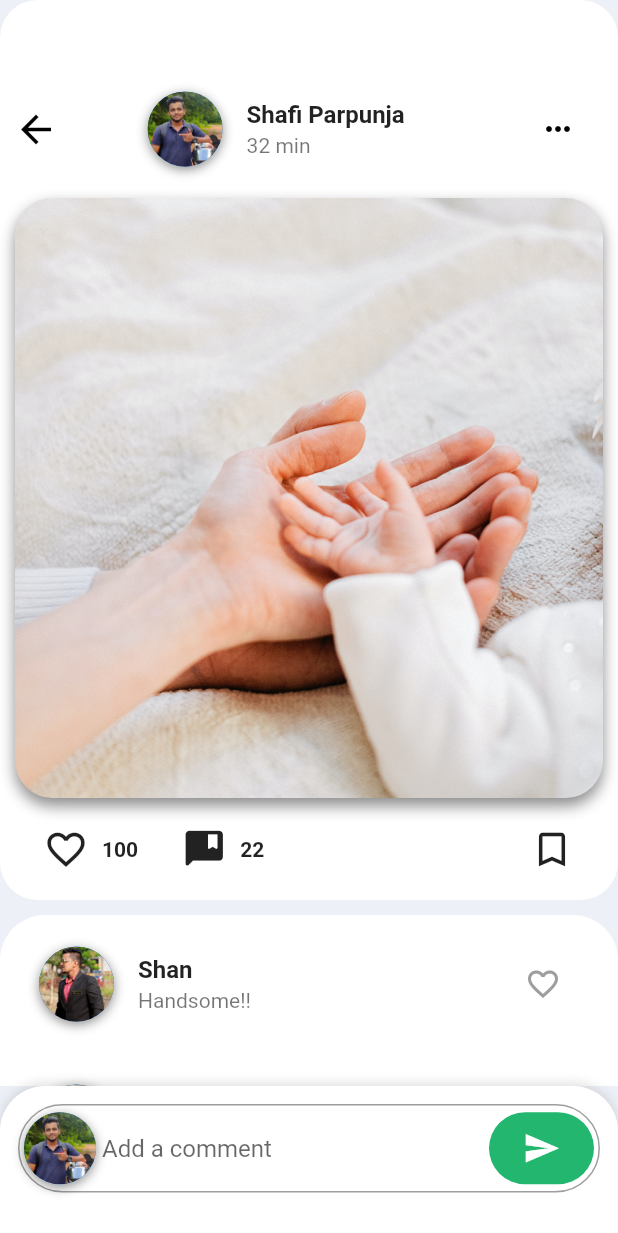
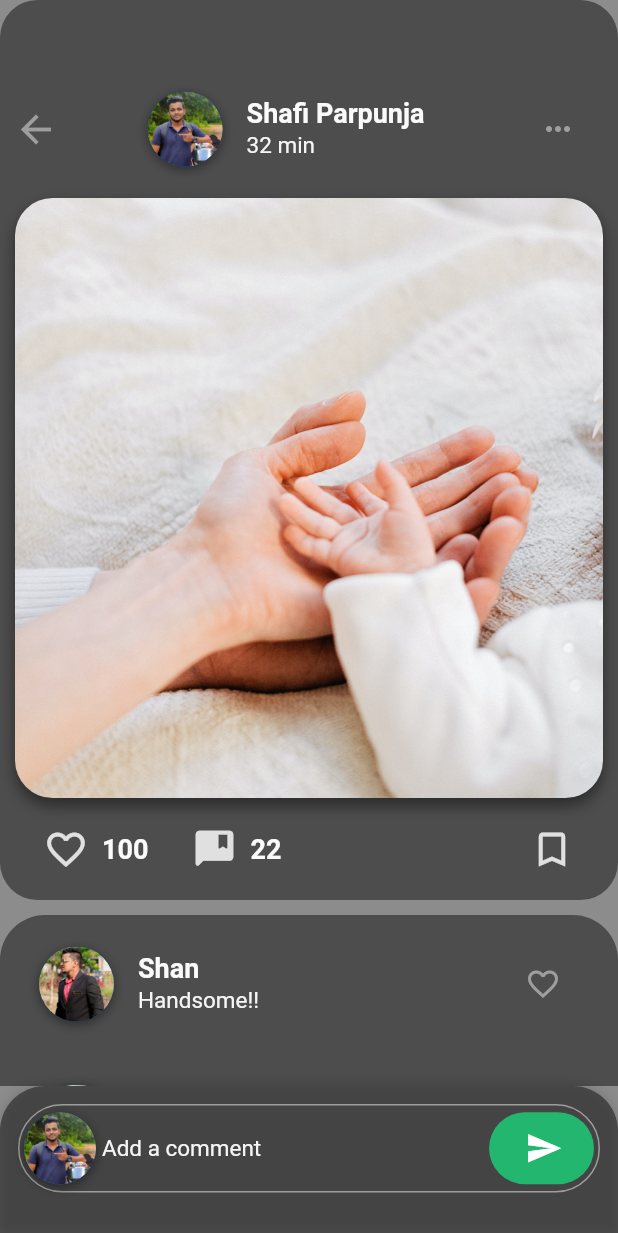
Before and after one commit to shafi3112/shafi_insta, a Flutter app: the screen it shows after launch, after a tap on the "comment bank" icon, on a phone screen of 412 x 824 dp. Shown: the top 1233 px of the screen. Run offline on Flutter 3.47's test engine with Material 2 defaults, Android fonts, the phone set to English and light mode, and no system bars; our stand-ins replace shared_preferences.

Commit message:
Provider code for themechange

```diff
--- a/lib/main.dart
+++ b/lib/main.dart
@@ -1,13 +1,23 @@
 import 'package:flutter/material.dart';
+import 'package:instagram_basic_feed/providercodes/themecolrs.dart';
 import 'package:instagram_basic_feed/screen/feedscreen.dart' ;
+import 'package:provider/provider.dart';
 void main() => runApp(MyApp());
 
 class MyApp extends StatelessWidget {
   @override
   Widget build(BuildContext context) {
-    return MaterialApp(
-      debugShowCheckedModeBanner: false,
-      home: FeedScreen(),
+    return ChangeNotifierProvider(
+        create: (_) => ThemeNotifier(),
+    child: Consumer<ThemeNotifier>(
+      builder: (context, ThemeNotifier notifier, child) {
+        return MaterialApp(
+          debugShowCheckedModeBanner: false,
+          theme: notifier.darkTheme ? AppTheme.darkTheme : AppTheme.lightTheme,
+          home: FeedScreen(),
+        );
+      }
+    ),
     );
   }
 }
--- /dev/null
+++ b/lib/providercodes/themecolrs.dart
@@ -0,0 +1,81 @@
+import 'package:flutter/material.dart';
+import 'package:shared_preferences/shared_preferences.dart';
+
+class AppTheme {
+  static final ThemeData lightTheme = ThemeData(
+      scaffoldBackgroundColor: Color(0xFFEDF0F6),
+      primaryColor: Colors.blue[500],
+      canvasColor: Colors.white,
+      accentColor: Colors.white,
+      appBarTheme: AppBarTheme(
+          color: Colors.blue[500],
+          iconTheme: IconThemeData(color: Colors.white)),
+      iconTheme: IconThemeData(color: Colors.blue[400]),
+      textTheme: TextTheme(
+          bodyText1: TextStyle(
+            fontWeight: FontWeight.bold,
+            color: Colors.grey[800],
+            fontSize: 18.0,
+          ),
+          bodyText2: TextStyle(color: Colors.grey[800]),
+          headline4: TextStyle(color: Colors.grey[900])),
+      unselectedWidgetColor: Colors.blue[400],
+      buttonTheme: ButtonThemeData(
+          buttonColor: Colors.blueAccent, textTheme: ButtonTextTheme.primary));
+
+  static final ThemeData darkTheme = ThemeData(
+      scaffoldBackgroundColor: Colors.grey[700],
+      accentColor: Colors.black45,
+      canvasColor: Colors.grey[800],
+      toggleableActiveColor: Colors.white,
+      appBarTheme: AppBarTheme(
+          color: Colors.grey[900],
+          iconTheme: IconThemeData(color: Colors.grey[100])),
+      iconTheme: IconThemeData(color: Colors.grey[300]),
+      textTheme: TextTheme(
+          bodyText1: TextStyle(
+            fontWeight: FontWeight.bold,
+            color: Colors.grey[50],
+            fontSize: 18.0,
+          ),
+          bodyText2: TextStyle(color: Colors.grey[100],
+              fontSize: 15.0),
+          headline4: TextStyle(color: Colors.grey[50])),
+      unselectedWidgetColor: Colors.grey[300],
+      dividerColor: Colors.grey[500],
+      buttonTheme: ButtonThemeData(
+          buttonColor: Colors.grey[900], textTheme: ButtonTextTheme.primary));
+}
+class ThemeNotifier extends ChangeNotifier {
+  final String key = "theme";
+  SharedPreferences _prefs;
+  bool _darkTheme;
+
+  bool get darkTheme => _darkTheme;
+
+  ThemeNotifier() {
+    _darkTheme = false;
+    _loadFromPrefs();
+  }
+  toggleTheme() {
+    _darkTheme = !_darkTheme;
+    _saveToPrefs();
+    notifyListeners();
+  }
+  _initPrefs() async {
+    if(_prefs == null)
+      _prefs = await SharedPreferences.getInstance();
+  }
+
+  _loadFromPrefs() async {
+    await _initPrefs();
+    _darkTheme = _prefs.getBool(key) ?? true;
+    notifyListeners();
+  }
+
+  _saveToPrefs()async {
+    await _initPrefs();
+    _prefs.setBool(key, _darkTheme);
+  }
+
+}
--- a/lib/screen/feedscreen.dart
+++ b/lib/screen/feedscreen.dart
@@ -1,9 +1,11 @@
 import 'package:flutter/material.dart';
 import 'package:instagram_basic_feed/model/post.dart' ;
+import 'package:instagram_basic_feed/providercodes/themecolrs.dart';
 import 'package:instagram_basic_feed/screen/messagescreen.dart';
 import 'package:instagram_basic_feed/screen/msg.dart';
 import 'package:instagram_basic_feed/screen/viewpost.dart' ;
 import 'package:instagram_basic_feed/searchpage.dart';
+import 'package:provider/provider.dart';
 
 class FeedScreen extends StatefulWidget {
   @override
@@ -18,7 +20,8 @@ class _FeedScreenState extends State<FeedScreen> {
         width: double.infinity,
         height: 560.0,
         decoration: BoxDecoration(
-          color: Colors.white,
+          //color: Colors.white,
+          color: Theme.of(context).accentColor,
           borderRadius: BorderRadius.circular(25.0),
         ),
         child: Column(
@@ -32,6 +35,7 @@ class _FeedScreenState extends State<FeedScreen> {
                       width: 50.0,
                       height: 50.0,
                       decoration: BoxDecoration(
+                        color: Theme.of(context).accentColor,
                         shape: BoxShape.circle,
                         boxShadow: [
                           BoxShadow(
@@ -54,11 +58,9 @@ class _FeedScreenState extends State<FeedScreen> {
                     ),
                     title: Text(
                       posts[index].authorName,
-                      style: TextStyle(
-                        fontWeight: FontWeight.bold,
-                      ),
+                      style: Theme.of(context).textTheme.bodyText1,
                     ),
-                    subtitle: Text(posts[index].timeAgo),
+                    subtitle: Text(posts[index].timeAgo,style: Theme.of(context).textTheme.bodyText2),
                     trailing: PopupMenuButton<String>(itemBuilder: (BuildContext context){
                       return [
                         PopupMenuItem(child: Text("Report"), value: "Report",),
@@ -86,6 +88,7 @@ class _FeedScreenState extends State<FeedScreen> {
                       width: double.infinity,
                       height: 400.0,
                       decoration: BoxDecoration(
+                        color: Theme.of(context).accentColor,
                         borderRadius: BorderRadius.circular(25.0),
                         boxShadow: [
                           BoxShadow(
@@ -117,10 +120,7 @@ class _FeedScreenState extends State<FeedScreen> {
                                 ),
                                 Text(
                                   '100',
-                                  style: TextStyle(
-                                    fontSize: 14.0,
-                                    fontWeight: FontWeight.w600,
-                                  ),
+                                  style: Theme.of(context).textTheme.bodyText1,
                                 ),
                               ],
                             ),
@@ -143,10 +143,7 @@ class _FeedScreenState extends State<FeedScreen> {
                                 ),
                                 Text(
                                   '22',
-                                  style: TextStyle(
-                                    fontSize: 14.0,
-                                    fontWeight: FontWeight.w600,
-                                  ),
+                                  style: Theme.of(context).textTheme.bodyText1,
                                 ),
                               ],
                             ),
@@ -172,7 +169,7 @@ class _FeedScreenState extends State<FeedScreen> {
   @override
   Widget build(BuildContext context) {
     return Scaffold(
-      backgroundColor: Color(0xFFEDF0F6),
+      backgroundColor: Theme.of(context).accentColor,//Color(0xFFEDF0F6),
       body: ListView(
         physics: AlwaysScrollableScrollPhysics(),
         children: <Widget>[
@@ -191,6 +188,14 @@ class _FeedScreenState extends State<FeedScreen> {
                 ),
              Row(
                   children: <Widget>[
+                    Consumer<ThemeNotifier>(
+                      builder: (context,notifier,child) => Switch(
+                        onChanged: (val){
+                          notifier.toggleTheme();
+                        },
+                        value: notifier.darkTheme ,
+                      ),
+                    ),
                   /*IconButton(
                       icon: Icon(Icons.delivery_dining),
                       iconSize: 30.0,
@@ -235,6 +240,7 @@ class _FeedScreenState extends State<FeedScreen> {
                   width: 60.0,
                   height: 60.0,
                   decoration: BoxDecoration(
+                    color: Theme.of(context).accentColor,
                     shape: BoxShape.circle,
                     boxShadow: [
                       BoxShadow(
@@ -274,7 +280,7 @@ class _FeedScreenState extends State<FeedScreen> {
               icon: Icon(
                 Icons.dynamic_feed_sharp,
                 size: 30.0,
-                color: Colors.black,
+                color: Colors.black45,
               ),
               title: Text('Feed'),
             ),
--- a/lib/screen/messagescreen.dart
+++ b/lib/screen/messagescreen.dart
@@ -20,6 +20,7 @@ class _messagescrState extends State<messagescr> {
           width: 50.0,
           height: 50.0,
           decoration: BoxDecoration(
+            color: Theme.of(context).accentColor,
             shape: BoxShape.circle,
             boxShadow: [
               BoxShadow(
@@ -42,11 +43,9 @@ class _messagescrState extends State<messagescr> {
         ),
         title: Text(
           messages[index].authorName,
-          style: TextStyle(
-            fontWeight: FontWeight.bold,
-          ),
+          style: Theme.of(context).textTheme.bodyText1,
         ),
-        subtitle: Text(messages[index].text),
+        subtitle: Text(messages[index].text,style: Theme.of(context).textTheme.bodyText2),
         trailing: IconButton(
           icon: Icon(
             Icons.message,
@@ -64,6 +63,7 @@ class _messagescrState extends State<messagescr> {
   @override
   Widget build(BuildContext context) {
     return Scaffold(
+        backgroundColor: Theme.of(context).accentColor,
       body: SingleChildScrollView(
         physics: BouncingScrollPhysics(),
         child: Column(
@@ -85,9 +85,9 @@ class _messagescrState extends State<messagescr> {
                       ),
                       child: Row(
                         children: <Widget>[
-                          Icon(Icons.add,color: Colors.pink,size: 20,),
+                          Icon(Icons.add,color: Colors.black,size: 20,),
                           SizedBox(width: 2,),
-                          Text("ADD",style: TextStyle(fontSize: 14,fontWeight: FontWeight.bold),),
+                          Text("ADD",style: TextStyle(fontSize: 14,fontWeight: FontWeight.bold,color: Colors.black),),
                         ],
                       ),
                     ),
@@ -104,12 +104,13 @@ class _messagescrState extends State<messagescr> {
                   hintStyle: TextStyle(color: Colors.grey.shade600),
                   prefixIcon: Icon(Icons.search,color: Colors.grey.shade600, size: 20,),
                   filled: true,
-                  fillColor: Colors.grey.shade100,
+                  fillColor: Theme.of(context).accentColor,
                   contentPadding: EdgeInsets.all(8),
                   enabledBorder: OutlineInputBorder(
                       borderRadius: BorderRadius.circular(20),
                       borderSide: BorderSide(
-                          color: Colors.grey.shade100
+                          //color: Colors.grey.shade100
+                        color: Theme.of(context).accentColor,
                       )
                   ),
                 ),
@@ -140,6 +141,7 @@ class _messagescrState extends State<messagescr> {
         child: Container(
           height: 100.0,
           decoration: BoxDecoration(
+            color: Theme.of(context).accentColor,
             borderRadius: BorderRadius.only(
               topLeft: Radius.circular(30.0),
               topRight: Radius.circular(30.0),
@@ -151,7 +153,7 @@ class _messagescrState extends State<messagescr> {
                 blurRadius: 6.0,
               ),
             ],
-            color: Colors.white,
+            //color: Colors.white,
           ),
           child: Padding(
             padding: EdgeInsets.all(12.0),
@@ -168,11 +170,13 @@ class _messagescrState extends State<messagescr> {
                 ),
                 contentPadding: EdgeInsets.all(20.0),
                 hintText: 'Send Message',
+                hintStyle: Theme.of(context).textTheme.bodyText2,
                 prefixIcon: Container(
                   margin: EdgeInsets.all(4.0),
                   width: 48.0,
                   height: 48.0,
                   decoration: BoxDecoration(
+                    color: Theme.of(context).accentColor,
                     shape: BoxShape.circle,
                     boxShadow: [
                       BoxShadow(
--- a/lib/screen/viewpost.dart
+++ b/lib/screen/viewpost.dart
@@ -19,6 +19,7 @@ class _ViewPostScreenState extends State<ViewPostScreen> {
           width: 50.0,
           height: 50.0,
           decoration: BoxDecoration(
+            color: Theme.of(context).accentColor,
             shape: BoxShape.circle,
             boxShadow: [
               BoxShadow(
@@ -41,11 +42,9 @@ class _ViewPostScreenState extends State<ViewPostScreen> {
         ),
         title: Text(
           comments[index].authorName,
-          style: TextStyle(
-            fontWeight: FontWeight.bold,
-          ),
+          style: Theme.of(context).textTheme.bodyText1,
         ),
-        subtitle: Text(comments[index].text),
+        subtitle: Text(comments[index].text,style: Theme.of(context).textTheme.bodyText2),
         trailing: IconButton(
           icon: Icon(
             Icons.favorite_border,
@@ -60,7 +59,7 @@ class _ViewPostScreenState extends State<ViewPostScreen> {
   @override
   Widget build(BuildContext context) {
     return Scaffold(
-      backgroundColor: Color(0xFFEDF0F6),
+      backgroundColor: Theme.of(context).accentColor,//Color(0xFFEDF0F6),
       body: SingleChildScrollView(
         physics: AlwaysScrollableScrollPhysics(),
         child: Column(
@@ -70,7 +69,8 @@ class _ViewPostScreenState extends State<ViewPostScreen> {
               width: double.infinity,
               height: 600.0,
               decoration: BoxDecoration(
-                color: Colors.white,
+                //color: Colors.white,
+                color: Theme.of(context).accentColor,
                 borderRadius: BorderRadius.circular(25.0),
               ),
               child: Column(
@@ -85,7 +85,7 @@ class _ViewPostScreenState extends State<ViewPostScreen> {
                             IconButton(
                               icon: Icon(Icons.arrow_back),
                               iconSize: 30.0,
-                              color: Colors.black,
+                              color: Colors.grey,
                               onPressed: () => Navigator.pop(context),
                             ),
                             Container(
@@ -95,6 +95,7 @@ class _ViewPostScreenState extends State<ViewPostScreen> {
                                   width: 50.0,
                                   height: 50.0,
                                   decoration: BoxDecoration(
+                                    color: Theme.of(context).accentColor,
                                     shape: BoxShape.circle,
                                     boxShadow: [
                                       BoxShadow(
@@ -118,14 +119,12 @@ class _ViewPostScreenState extends State<ViewPostScreen> {
                                 ),
                                 title: Text(
                                   widget.post.authorName,
-                                  style: TextStyle(
-                                    fontWeight: FontWeight.bold,
-                                  ),
+                                  style: Theme.of(context).textTheme.bodyText1,
                                 ),
-                                subtitle: Text(widget.post.timeAgo),
+                                subtitle: Text(widget.post.timeAgo,style: Theme.of(context).textTheme.bodyText2),
                                 trailing: IconButton(
                                   icon: Icon(Icons.more_horiz),
-                                  color: Colors.black,
+                                  color: Colors.grey,
                                   onPressed: () => print('More'),
                                 ),
                               ),
@@ -139,6 +138,7 @@ class _ViewPostScreenState extends State<ViewPostScreen> {
                             width: double.infinity,
                             height: 400.0,
                             decoration: BoxDecoration(
+                              color: Theme.of(context).accentColor,
                               borderRadius: BorderRadius.circular(25.0),
                               boxShadow: [
                                 BoxShadow(
@@ -170,10 +170,7 @@ class _ViewPostScreenState extends State<ViewPostScreen> {
                                       ),
                                       Text(
                                         '100',
-                                        style: TextStyle(
-                                          fontSize: 14.0,
-                                          fontWeight: FontWeight.w600,
-                                        ),
+                                        style: Theme.of(context).textTheme.bodyText1,
                                       ),
                                     ],
                                   ),
@@ -189,10 +186,7 @@ class _ViewPostScreenState extends State<ViewPostScreen> {
                                       ),
                                       Text(
                                         '22',
-                                        style: TextStyle(
-                                          fontSize: 14.0,
-                                          fontWeight: FontWeight.w600,
-                                        ),
+                                        style: Theme.of(context).textTheme.bodyText1,
                                       ),
                                     ],
                                   ),
@@ -217,7 +211,8 @@ class _ViewPostScreenState extends State<ViewPostScreen> {
               width: double.infinity,
               height: 600.0,
               decoration: BoxDecoration(
-                color: Colors.white,
+                //color: Colors.white,
+                color: Theme.of(context).accentColor,
                 borderRadius: BorderRadius.only(
                   topLeft: Radius.circular(30.0),
                   topRight: Radius.circular(30.0),
@@ -241,6 +236,7 @@ class _ViewPostScreenState extends State<ViewPostScreen> {
         child: Container(
           height: 100.0,
           decoration: BoxDecoration(
+            color: Theme.of(context).accentColor,
             borderRadius: BorderRadius.only(
               topLeft: Radius.circular(30.0),
               topRight: Radius.circular(30.0),
@@ -252,7 +248,7 @@ class _ViewPostScreenState extends State<ViewPostScreen> {
                 blurRadius: 6.0,
               ),
             ],
-            color: Colors.white,
+            //color: Colors.white,
           ),
           child: Padding(
             padding: EdgeInsets.all(12.0),
@@ -269,6 +265,7 @@ class _ViewPostScreenState extends State<ViewPostScreen> {
                 ),
                 contentPadding: EdgeInsets.all(20.0),
                 hintText: 'Add a comment',
+                hintStyle: Theme.of(context).textTheme.bodyText2,
                 prefixIcon: Container(
                   margin: EdgeInsets.all(4.0),
                   width: 48.0,
--- a/pubspec.yaml
+++ b/pubspec.yaml
@@ -23,7 +23,8 @@ environment:
 dependencies:
   flutter:
     sdk: flutter
-
+  provider: ^3.2.0
+  shared_preferences: ^0.5.6
 
   # The following adds the Cupertino Icons font to your application.
   # Use with the CupertinoIcons class for iOS style icons.
```
Also changed, not shown: pubspec.lock.
